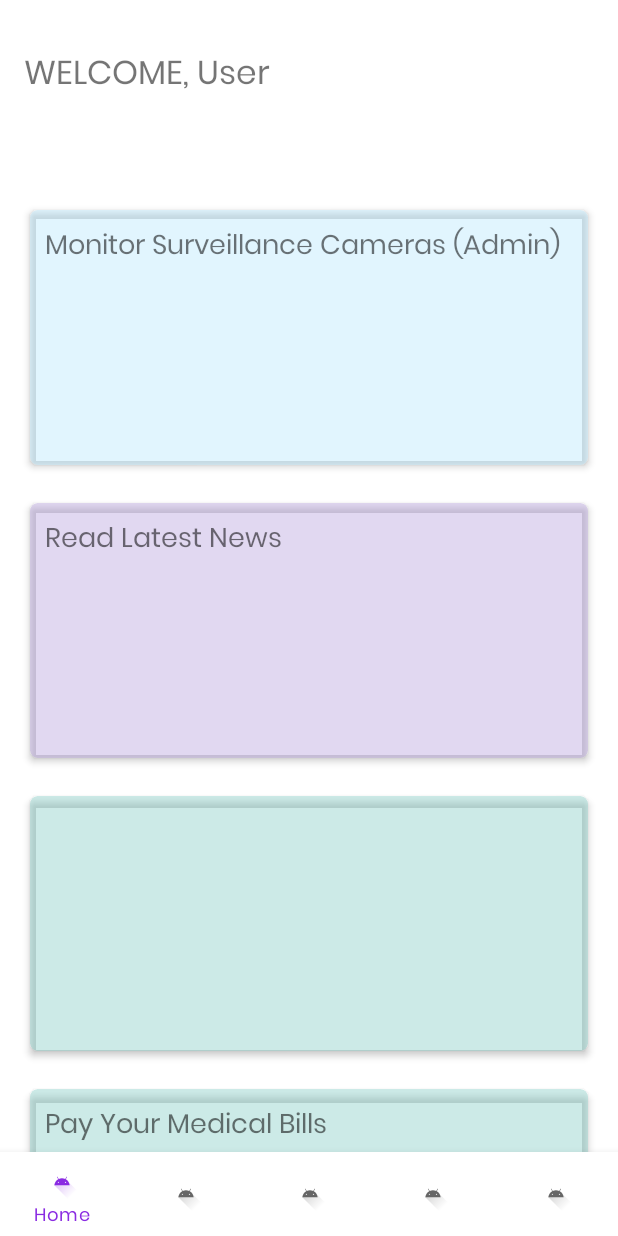
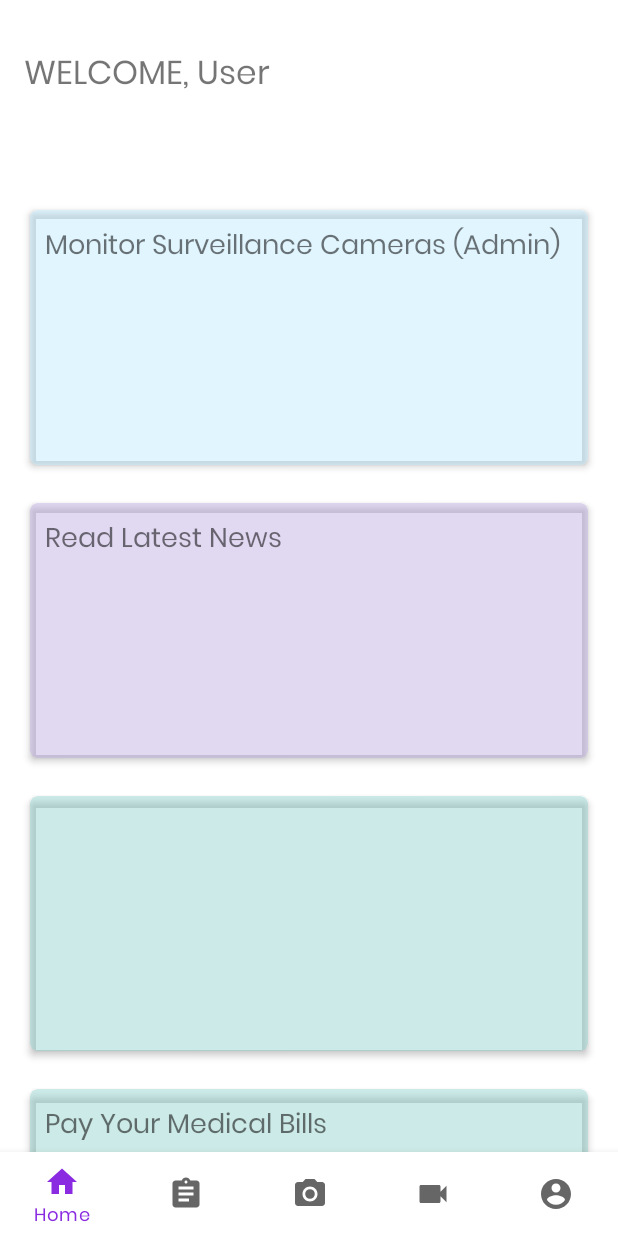
Before and after one commit to shivamkumard107/Mask_Detector, an Android app: the screen it shows after launch (HomeActivity), on a phone screen of 412 x 824 dp. Run offline under Robolectric (Android 15) with nearby library versions, the phone set to English and light mode, and no system bars; our stand-ins replace Firebase (no records; nobody signed in at launch, a user with empty details on screens opened directly).

Commit message:
changed icons

```diff
--- a/app/src/main/java/com/example/mask_detector/fragments/HomeFragment.java
+++ b/app/src/main/java/com/example/mask_detector/fragments/HomeFragment.java
@@ -13,7 +13,6 @@ import androidx.cardview.widget.CardView;
 import androidx.fragment.app.Fragment;
 
 import com.example.mask_detector.R;
-import com.example.mask_detector.activities.ReadArticleActivity;
 import com.example.mask_detector.activities.SurveillanceActivity;
 import com.google.firebase.auth.FirebaseAuth;
 
@@ -34,7 +33,7 @@ public class HomeFragment extends Fragment {
             startActivity(new Intent(getContext(), SurveillanceActivity.class));
         });
         cv2.setOnClickListener(read -> {
-            startActivity(new Intent(getContext(), ReadArticleActivity.class));
+//            startActivity(new Intent(getContext(), ReadArticleActivity.class));
         });
         v.findViewById(R.id.helpCard4).setOnClickListener(paytm -> {
 //            net.one97.paytm
@@ -49,12 +48,12 @@ public class HomeFragment extends Fragment {
             }
         });
         welcome = v.findViewById(R.id.welcome);
-        String name = FirebaseAuth.getInstance().getCurrentUser().getPhoneNumber();
-        if (name == null)
+        if (FirebaseAuth.getInstance().getCurrentUser() != null) {
+            String name = FirebaseAuth.getInstance().getCurrentUser().getPhoneNumber();
+            welcome.setText("WELCOME, ".concat(name));
+        } else {
             welcome.setText("WELCOME, ".concat("User"));
-        else
-            welcome.setText("WELCOME, ".concat(name));
-
+        }
         return v;
     }
 
--- /dev/null
+++ b/app/src/main/res/drawable/ic_cam.xml
@@ -0,0 +1,13 @@
+<vector xmlns:android="http://schemas.android.com/apk/res/android"
+    android:width="24dp"
+    android:height="24dp"
+    android:viewportWidth="24"
+    android:viewportHeight="24"
+    android:tint="?attr/colorControlNormal">
+  <path
+      android:fillColor="@android:color/white"
+      android:pathData="M12,12m-3.2,0a3.2,3.2 0,1 1,6.4 0a3.2,3.2 0,1 1,-6.4 0"/>
+  <path
+      android:fillColor="@android:color/white"
+      android:pathData="M9,2L7.17,4L4,4c-1.1,0 -2,0.9 -2,2v12c0,1.1 0.9,2 2,2h16c1.1,0 2,-0.9 2,-2L22,6c0,-1.1 -0.9,-2 -2,-2h-3.17L15,2L9,2zM12,17c-2.76,0 -5,-2.24 -5,-5s2.24,-5 5,-5 5,2.24 5,5 -2.24,5 -5,5z"/>
+</vector>
--- /dev/null
+++ b/app/src/main/res/drawable/ic_doc.xml
@@ -0,0 +1,10 @@
+<vector xmlns:android="http://schemas.android.com/apk/res/android"
+    android:width="24dp"
+    android:height="24dp"
+    android:viewportWidth="24"
+    android:viewportHeight="24"
+    android:tint="?attr/colorControlNormal">
+  <path
+      android:fillColor="@android:color/white"
+      android:pathData="M19,3h-4.18C14.4,1.84 13.3,1 12,1c-1.3,0 -2.4,0.84 -2.82,2L5,3c-1.1,0 -2,0.9 -2,2v14c0,1.1 0.9,2 2,2h14c1.1,0 2,-0.9 2,-2L21,5c0,-1.1 -0.9,-2 -2,-2zM12,3c0.55,0 1,0.45 1,1s-0.45,1 -1,1 -1,-0.45 -1,-1 0.45,-1 1,-1zM14,17L7,17v-2h7v2zM17,13L7,13v-2h10v2zM17,9L7,9L7,7h10v2z"/>
+</vector>
--- /dev/null
+++ b/app/src/main/res/drawable/ic_home.xml
@@ -0,0 +1,10 @@
+<vector xmlns:android="http://schemas.android.com/apk/res/android"
+    android:width="24dp"
+    android:height="24dp"
+    android:viewportWidth="24"
+    android:viewportHeight="24"
+    android:tint="?attr/colorControlNormal">
+  <path
+      android:fillColor="@android:color/white"
+      android:pathData="M10,20v-6h4v6h5v-8h3L12,3 2,12h3v8z"/>
+</vector>
--- /dev/null
+++ b/app/src/main/res/drawable/ic_media.xml
@@ -0,0 +1,10 @@
+<vector xmlns:android="http://schemas.android.com/apk/res/android"
+    android:width="24dp"
+    android:height="24dp"
+    android:viewportWidth="24"
+    android:viewportHeight="24"
+    android:tint="?attr/colorControlNormal">
+  <path
+      android:fillColor="@android:color/white"
+      android:pathData="M17,10.5V7c0,-0.55 -0.45,-1 -1,-1H4c-0.55,0 -1,0.45 -1,1v10c0,0.55 0.45,1 1,1h12c0.55,0 1,-0.45 1,-1v-3.5l4,4v-11l-4,4z"/>
+</vector>
--- /dev/null
+++ b/app/src/main/res/drawable/ic_user.xml
@@ -0,0 +1,10 @@
+<vector xmlns:android="http://schemas.android.com/apk/res/android"
+    android:width="24dp"
+    android:height="24dp"
+    android:viewportWidth="24"
+    android:viewportHeight="24"
+    android:tint="?attr/colorControlNormal">
+  <path
+      android:fillColor="@android:color/white"
+      android:pathData="M12,2C6.48,2 2,6.48 2,12s4.48,10 10,10 10,-4.48 10,-10S17.52,2 12,2zM12,5c1.66,0 3,1.34 3,3s-1.34,3 -3,3 -3,-1.34 -3,-3 1.34,-3 3,-3zM12,19.2c-2.5,0 -4.71,-1.28 -6,-3.22 0.03,-1.99 4,-3.08 6,-3.08 1.99,0 5.97,1.09 6,3.08 -1.29,1.94 -3.5,3.22 -6,3.22z"/>
+</vector>
--- a/app/src/main/res/menu/botton_nav_menu.xml
+++ b/app/src/main/res/menu/botton_nav_menu.xml
@@ -2,22 +2,22 @@
 <menu xmlns:android="http://schemas.android.com/apk/res/android">
     <item
         android:id="@+id/nav_home"
-        android:icon="@drawable/ic_launcher_foreground"
+        android:icon="@drawable/ic_home"
         android:title="Home" />
     <item
         android:id="@+id/nav_doc"
-        android:icon="@drawable/ic_launcher_foreground"
+        android:icon="@drawable/ic_doc"
         android:title="Document" />
     <item
         android:id="@+id/nav_favorites"
-        android:icon="@drawable/ic_launcher_foreground"
+        android:icon="@drawable/ic_cam"
         android:title="Scan" />
     <item
         android:id="@+id/nav_media"
-        android:icon="@drawable/ic_launcher_foreground"
+        android:icon="@drawable/ic_media"
         android:title="Media" />
     <item
         android:id="@+id/nav_search"
-        android:icon="@drawable/ic_launcher_foreground"
+        android:icon="@drawable/ic_user"
         android:title="Profile" />
 </menu>
```
